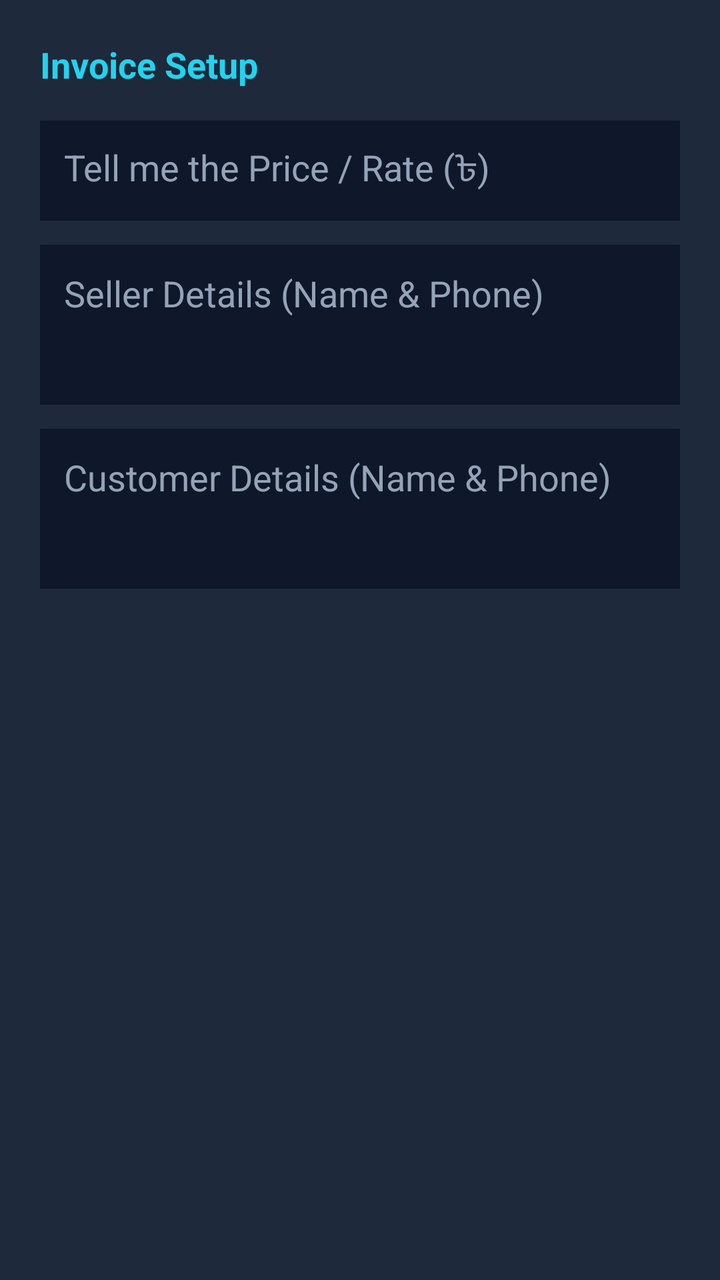
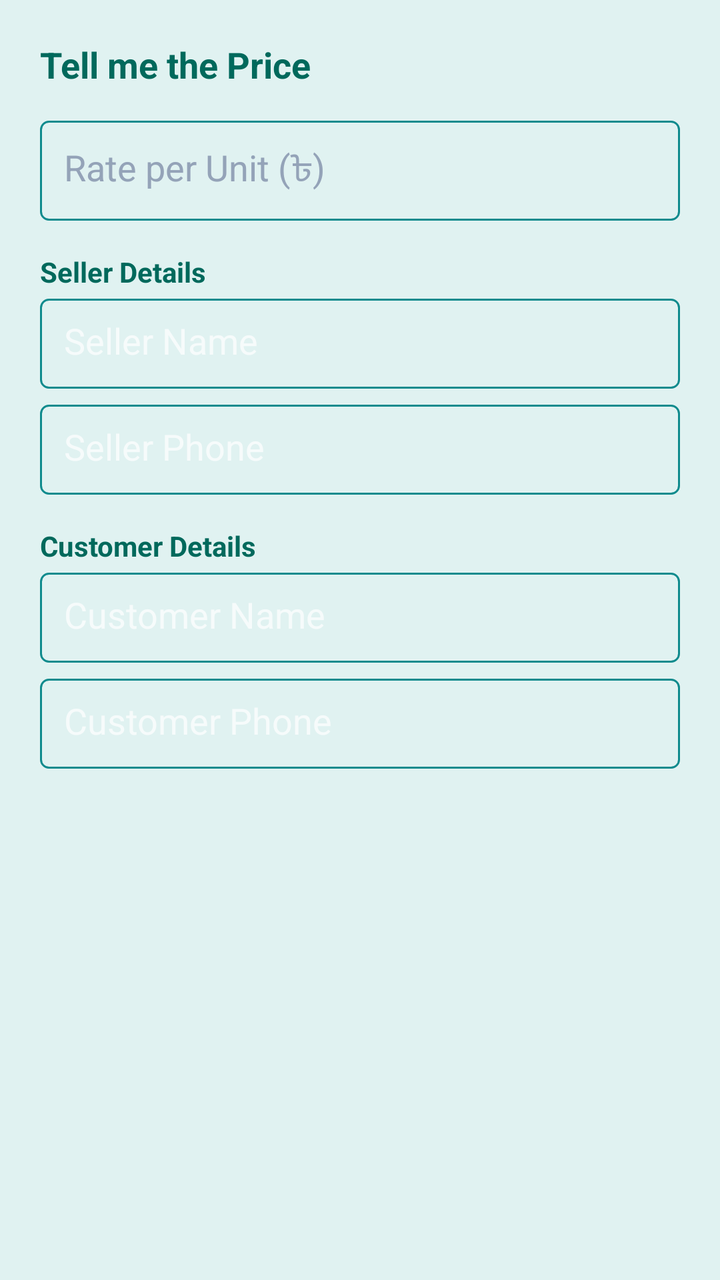

Before-and-after screenshots of an Android layout around one commit, followed by the original layout XML and the change that was made.
<!-- AndroidManifest.xml: application theme Theme.UltraCalc -->
<!-- res/layout/dialog_add_price.xml -->
<?xml version="1.0" encoding="utf-8"?>
<LinearLayout xmlns:android="http://schemas.android.com/apk/res/android"
    android:layout_width="match_parent"
    android:layout_height="wrap_content"
    android:orientation="vertical"
    android:padding="20dp"
    android:background="#1E293B">

    <TextView
        android:layout_width="match_parent"
        android:layout_height="wrap_content"
        android:text="Invoice Setup"
        android:textColor="#22D3EE"
        android:textSize="18sp"
        android:textStyle="bold"
        android:layout_marginBottom="16dp"/>

    <EditText
        android:id="@+id/etRate"
        android:layout_width="match_parent"
        android:layout_height="50dp"
        android:background="#0F172A"
        android:hint="Tell me the Price / Rate (৳)"
        android:textColorHint="#94A3B8"
        android:textColor="#F8FAFC"
        android:inputType="numberDecimal"
        android:padding="12dp"
        android:layout_marginBottom="12dp"/>

    <EditText
        android:id="@+id/etSeller"
        android:layout_width="match_parent"
        android:layout_height="80dp"
        android:background="#0F172A"
        android:hint="Seller Details (Name &amp; Phone)"
        android:textColorHint="#94A3B8"
        android:textColor="#F8FAFC"
        android:inputType="textMultiLine"
        android:gravity="top"
        android:padding="12dp"
        android:layout_marginBottom="12dp"/>

    <EditText
        android:id="@+id/etCustomer"
        android:layout_width="match_parent"
        android:layout_height="80dp"
        android:background="#0F172A"
        android:hint="Customer Details (Name &amp; Phone)"
        android:textColorHint="#94A3B8"
        android:textColor="#F8FAFC"
        android:inputType="textMultiLine"
        android:gravity="top"
        android:padding="12dp"/>
</LinearLayout>
<!-- resources referenced by this layout -->
<resources>
  <style name="Theme.UltraCalc" parent="Theme.MaterialComponents.NoActionBar">
          <item name="colorPrimary">@color/primary</item>
          <item name="colorPrimaryVariant">@color/primaryDark</item>
          <item name="colorOnPrimary">@color/white</item>
          <item name="colorSecondary">@color/accentCyan</item>
          <item name="android:windowBackground">@color/bg</item>
          <item name="android:statusBarColor">@color/bg</item>
          <item name="android:navigationBarColor">@color/bg</item>
          <item name="android:windowLightStatusBar">false</item>
      </style>
  <color name="primary">#7C6FFF</color>
  <color name="primaryDark">#5A4FCC</color>
  <color name="white">#FFFFFF</color>
  <color name="accentCyan">#00E5FF</color>
  <color name="bg">#0D0D1A</color>
</resources>

<!-- the commit's change to res/layout/dialog_add_price.xml (unified diff, before → after) -->
@@ -4,13 +4,13 @@
     android:layout_height="wrap_content"
     android:orientation="vertical"
     android:padding="20dp"
-    android:background="#1E293B">
+    android:background="#E0F2F1">
 
     <TextView
         android:layout_width="match_parent"
         android:layout_height="wrap_content"
-        android:text="Invoice Setup"
-        android:textColor="#22D3EE"
+        android:text="Tell me the Price"
+        android:textColor="#00695C"
         android:textSize="18sp"
         android:textStyle="bold"
         android:layout_marginBottom="16dp"/>
@@ -19,36 +19,68 @@
         android:id="@+id/etRate"
         android:layout_width="match_parent"
         android:layout_height="50dp"
-        android:background="#0F172A"
-        android:hint="Tell me the Price / Rate (৳)"
+        android:background="@drawable/border_rect"
+        android:hint="Rate per Unit (৳)"
         android:textColorHint="#94A3B8"
-        android:textColor="#F8FAFC"
+        android:textColor="#000000"
         android:inputType="numberDecimal"
         android:padding="12dp"
-        android:layout_marginBottom="12dp"/>
+        android:layout_marginBottom="16dp"/>
+
+    <TextView
+        android:layout_width="match_parent"
+        android:layout_height="wrap_content"
+        android:text="Seller Details"
+        android:textColor="#00695C"
+        android:textStyle="bold"
+        android:layout_marginBottom="4dp"/>
 
     <EditText
-        android:id="@+id/etSeller"
+        android:id="@+id/etSellerName"
         android:layout_width="match_parent"
-        android:layout_height="80dp"
-        android:background="#0F172A"
-        android:hint="Seller Details (Name &amp; Phone)"
-        android:textColorHint="#94A3B8"
-        android:textColor="#F8FAFC"
-        android:inputType="textMultiLine"
-        android:gravity="top"
+        android:layout_height="45dp"
+        android:background="@drawable/border_rect"
+        android:hint="Seller Name"
+        android:textColor="#000000"
         android:padding="12dp"
-        android:layout_marginBottom="12dp"/>
+        android:layout_marginBottom="8dp"/>
 
     <EditText
-        android:id="@+id/etCustomer"
+        android:id="@+id/etSellerPhone"
         android:layout_width="match_parent"
-        android:layout_height="80dp"
-        android:background="#0F172A"
-        android:hint="Customer Details (Name &amp; Phone)"
-        android:textColorHint="#94A3B8"
-        android:textColor="#F8FAFC"
-        android:inputType="textMultiLine"
-        android:gravity="top"
+        android:layout_height="45dp"
+        android:background="@drawable/border_rect"
+        android:hint="Seller Phone"
+        android:inputType="phone"
+        android:textColor="#000000"
+        android:padding="12dp"
+        android:layout_marginBottom="16dp"/>
+
+    <TextView
+        android:layout_width="match_parent"
+        android:layout_height="wrap_content"
+        android:text="Customer Details"
+        android:textColor="#00695C"
+        android:textStyle="bold"
+        android:layout_marginBottom="4dp"/>
+
+    <EditText
+        android:id="@+id/etCustomerName"
+        android:layout_width="match_parent"
+        android:layout_height="45dp"
+        android:background="@drawable/border_rect"
+        android:hint="Customer Name"
+        android:textColor="#000000"
+        android:padding="12dp"
+        android:layout_marginBottom="8dp"/>
+
+    <EditText
+        android:id="@+id/etCustomerPhone"
+        android:layout_width="match_parent"
+        android:layout_height="45dp"
+        android:background="@drawable/border_rect"
+        android:hint="Customer Phone"
+        android:inputType="phone"
+        android:textColor="#000000"
         android:padding="12dp"/>
 </LinearLayout>
<!-- resource entries referenced after the edit -->
@@ -1,5 +1,12 @@
 <!-- resources referenced by this layout -->
 <resources>
+  <!-- drawable border_rect (drawable) -->
+  <?xml version="1.0" encoding="utf-8"?>
+  <shape xmlns:android="http://schemas.android.com/apk/res/android" android:shape="rectangle">
+      <solid android:color="#00000000" />
+      <stroke android:width="1dp" android:color="#0F8B8D" />
+      <corners android:radius="4dp" />
+  </shape>
   <style name="Theme.UltraCalc" parent="Theme.MaterialComponents.NoActionBar">
           <item name="colorPrimary">@color/primary</item>
           <item name="colorPrimaryVariant">@color/primaryDark</item>
